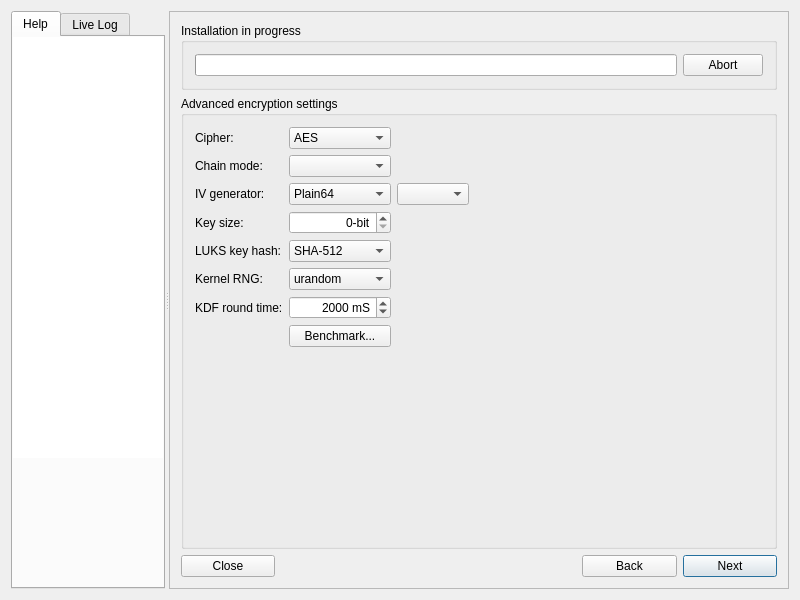
Before: the Qt Designer form meinstall.ui in gazelle-installer/gazelle-installer, drawn with Qt 5.
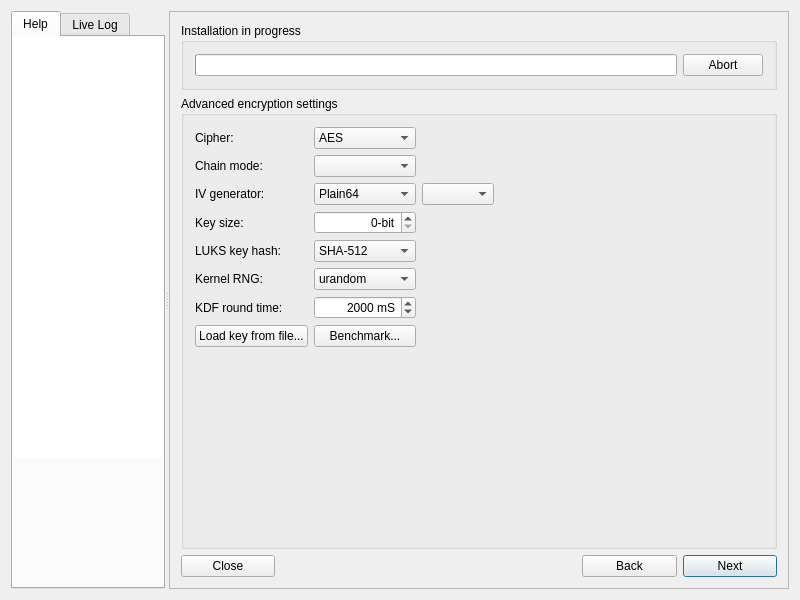
After: the same form once the commit is applied. The open tabs and pages were chosen to show the change. Icons and pictures are not drawn. Custom widgets are drawn as their Qt base class.

Commit message: Moved "Load key from file..." button to Advanced Encryption Settings.

Patch:
```diff
--- a/meinstall.ui
+++ b/meinstall.ui
@@ -750,13 +750,6 @@
                 </property>
                </widget>
               </item>
-              <item row="12" column="1">
-               <widget class="QPushButton" name="buttonLoadKey">
-                <property name="text">
-                 <string>Load key from file...</string>
-                </property>
-               </widget>
-              </item>
              </layout>
             </widget>
            </item>
@@ -863,89 +856,7 @@
               <string>Advanced encryption settings</string>
              </property>
              <layout class="QGridLayout" name="gridLayout_5">
-              <item row="6" column="1">
-               <widget class="QComboBox" name="comboFDEhash">
-                <property name="sizePolicy">
-                 <sizepolicy hsizetype="Minimum" vsizetype="Preferred">
-                  <horstretch>0</horstretch>
-                  <verstretch>0</verstretch>
-                 </sizepolicy>
-                </property>
-                <property name="toolTip">
-                 <string/>
-                </property>
-                <item>
-                 <property name="text">
-                  <string>SHA-512</string>
-                 </property>
-                </item>
-                <item>
-                 <property name="text">
-                  <string>SHA-256</string>
-                 </property>
-                </item>
-                <item>
-                 <property name="text">
-                  <string>Whirlpool</string>
-                 </property>
-                </item>
-                <item>
-                 <property name="text">
-                  <string>SHA-1</string>
-                 </property>
-                </item>
-                <item>
-                 <property name="text">
-                  <string>RIPEMD-160</string>
-                 </property>
-                </item>
-               </widget>
-              </item>
-              <item row="5" column="1">
-               <widget class="QSpinBox" name="spinFDEkeysize">
-                <property name="sizePolicy">
-                 <sizepolicy hsizetype="Minimum" vsizetype="Fixed">
-                  <horstretch>0</horstretch>
-                  <verstretch>0</verstretch>
-                 </sizepolicy>
-                </property>
-                <property name="alignment">
-                 <set>Qt::AlignRight|Qt::AlignTrailing|Qt::AlignVCenter</set>
-                </property>
-                <property name="suffix">
-                 <string>-bit</string>
-                </property>
-               </widget>
-              </item>
-              <item row="22" column="1">
-               <widget class="QSpinBox" name="spinFDEroundtime">
-                <property name="sizePolicy">
-                 <sizepolicy hsizetype="Minimum" vsizetype="Preferred">
-                  <horstretch>0</horstretch>
-                  <verstretch>0</verstretch>
-                 </sizepolicy>
-                </property>
-                <property name="toolTip">
-                 <string/>
-                </property>
-                <property name="alignment">
-                 <set>Qt::AlignRight|Qt::AlignTrailing|Qt::AlignVCenter</set>
-                </property>
-                <property name="suffix">
-                 <string> mS</string>
-                </property>
-                <property name="maximum">
-                 <number>999999999</number>
-                </property>
-                <property name="singleStep">
-                 <number>1000</number>
-                </property>
-                <property name="value">
-                 <number>2000</number>
-                </property>
-               </widget>
-              </item>
-              <item row="6" column="0">
+              <item row="4" column="0">
                <widget class="QLabel" name="labelFDEhash">
                 <property name="sizePolicy">
                  <sizepolicy hsizetype="Minimum" vsizetype="Preferred">
@@ -958,69 +869,57 @@
                 </property>
                </widget>
               </item>
+              <item row="3" column="2">
+               <widget class="QSpinBox" name="spinFDEkeysize">
+                <property name="sizePolicy">
+                 <sizepolicy hsizetype="Minimum" vsizetype="Fixed">
+                  <horstretch>0</horstretch>
+                  <verstretch>0</verstretch>
+                 </sizepolicy>
+                </property>
+                <property name="alignment">
+                 <set>Qt::AlignRight|Qt::AlignTrailing|Qt::AlignVCenter</set>
+                </property>
+                <property name="suffix">
+                 <string>-bit</string>
+                </property>
+               </widget>
+              </item>
+              <item row="2" column="3">
+               <widget class="QComboBox" name="comboFDEivhash">
+                <property name="enabled">
+                 <bool>true</bool>
+                </property>
+                <property name="sizePolicy">
+                 <sizepolicy hsizetype="Minimum" vsizetype="Preferred">
+                  <horstretch>0</horstretch>
+                  <verstretch>0</verstretch>
+                 </sizepolicy>
+                </property>
+               </widget>
+              </item>
               <item row="5" column="0">
-               <widget class="QLabel" name="labelFDEkeysize">
-                <property name="sizePolicy">
-                 <sizepolicy hsizetype="Minimum" vsizetype="Preferred">
-                  <horstretch>0</horstretch>
-                  <verstretch>0</verstretch>
-                 </sizepolicy>
-                </property>
+               <widget class="QLabel" name="labelFDErandom">
                 <property name="text">
-                 <string>Key size:</string>
+                 <string>Kernel RNG:</string>
                 </property>
                </widget>
               </item>
-              <item row="25" column="0">
-               <spacer name="verticalSpacer_6">
-                <property name="orientation">
-                 <enum>Qt::Vertical</enum>
-                </property>
-                <property name="sizeHint" stdset="0">
-                 <size>
-                  <width>0</width>
-                  <height>0</height>
-                 </size>
-                </property>
-               </spacer>
-              </item>
-              <item row="22" column="0">
-               <widget class="QLabel" name="labelFDEroundtime">
-                <property name="sizePolicy">
-                 <sizepolicy hsizetype="Minimum" vsizetype="Preferred">
-                  <horstretch>0</horstretch>
-                  <verstretch>0</verstretch>
-                 </sizepolicy>
-                </property>
-                <property name="text">
-                 <string>KDF round time:</string>
-                </property>
+              <item row="5" column="2">
+               <widget class="QComboBox" name="comboFDErandom">
+                <item>
+                 <property name="text">
+                  <string>urandom</string>
+                 </property>
+                </item>
+                <item>
+                 <property name="text">
+                  <string>random</string>
+                 </property>
+                </item>
                </widget>
               </item>
-              <item row="3" column="1">
-               <widget class="QComboBox" name="comboFDEchain">
-                <property name="sizePolicy">
-                 <sizepolicy hsizetype="Minimum" vsizetype="Preferred">
-                  <horstretch>0</horstretch>
-                  <verstretch>0</verstretch>
-                 </sizepolicy>
-                </property>
-               </widget>
-              </item>
-              <item row="2" column="0">
-               <widget class="QLabel" name="labelFDEcipher">
-                <property name="sizePolicy">
-                 <sizepolicy hsizetype="Minimum" vsizetype="Preferred">
-                  <horstretch>0</horstretch>
-                  <verstretch>0</verstretch>
-                 </sizepolicy>
-                </property>
-                <property name="text">
-                 <string>Cipher:</string>
-                </property>
-               </widget>
-              </item>
-              <item row="2" column="1">
+              <item row="0" column="2">
                <widget class="QComboBox" name="comboFDEcipher">
                 <property name="sizePolicy">
                  <sizepolicy hsizetype="Minimum" vsizetype="Preferred">
@@ -1061,7 +960,17 @@
                 </item>
                </widget>
               </item>
-              <item row="24" column="1">
+              <item row="1" column="2">
+               <widget class="QComboBox" name="comboFDEchain">
+                <property name="sizePolicy">
+                 <sizepolicy hsizetype="Minimum" vsizetype="Preferred">
+                  <horstretch>0</horstretch>
+                  <verstretch>0</verstretch>
+                 </sizepolicy>
+                </property>
+               </widget>
+              </item>
+              <item row="7" column="2">
                <widget class="QPushButton" name="buttonBenchmarkFDE">
                 <property name="sizePolicy">
                  <sizepolicy hsizetype="Minimum" vsizetype="Preferred">
@@ -1077,20 +986,59 @@
                 </property>
                </widget>
               </item>
-              <item row="4" column="2">
-               <widget class="QComboBox" name="comboFDEivhash">
-                <property name="enabled">
-                 <bool>true</bool>
+              <item row="3" column="0">
+               <widget class="QLabel" name="labelFDEkeysize">
+                <property name="sizePolicy">
+                 <sizepolicy hsizetype="Minimum" vsizetype="Preferred">
+                  <horstretch>0</horstretch>
+                  <verstretch>0</verstretch>
+                 </sizepolicy>
                 </property>
+                <property name="text">
+                 <string>Key size:</string>
+                </property>
+               </widget>
+              </item>
+              <item row="2" column="0">
+               <widget class="QLabel" name="labelFDEivgen">
                 <property name="sizePolicy">
                  <sizepolicy hsizetype="Minimum" vsizetype="Preferred">
                   <horstretch>0</horstretch>
                   <verstretch>0</verstretch>
                  </sizepolicy>
                 </property>
+                <property name="text">
+                 <string>IV generator:</string>
+                </property>
                </widget>
               </item>
-              <item row="4" column="1">
+              <item row="8" column="0">
+               <spacer name="verticalSpacer_6">
+                <property name="orientation">
+                 <enum>Qt::Vertical</enum>
+                </property>
+                <property name="sizeHint" stdset="0">
+                 <size>
+                  <width>0</width>
+                  <height>0</height>
+                 </size>
+                </property>
+               </spacer>
+              </item>
+              <item row="1" column="0">
+               <widget class="QLabel" name="labelFDEchain">
+                <property name="sizePolicy">
+                 <sizepolicy hsizetype="Minimum" vsizetype="Preferred">
+                  <horstretch>0</horstretch>
+                  <verstretch>0</verstretch>
+                 </sizepolicy>
+                </property>
+                <property name="text">
+                 <string>Chain mode:</string>
+                </property>
+               </widget>
+              </item>
+              <item row="2" column="2">
                <widget class="QComboBox" name="comboFDEivgen">
                 <property name="sizePolicy">
                  <sizepolicy hsizetype="Minimum" vsizetype="Preferred">
@@ -1128,8 +1076,15 @@
                 </item>
                </widget>
               </item>
-              <item row="4" column="0">
-               <widget class="QLabel" name="labelFDEivgen">
+              <item row="7" column="0" colspan="2">
+               <widget class="QPushButton" name="buttonLoadKey">
+                <property name="text">
+                 <string>Load key from file...</string>
+                </property>
+               </widget>
+              </item>
+              <item row="0" column="0">
+               <widget class="QLabel" name="labelFDEcipher">
                 <property name="sizePolicy">
                  <sizepolicy hsizetype="Minimum" vsizetype="Preferred">
                   <horstretch>0</horstretch>
@@ -1137,12 +1092,12 @@
                  </sizepolicy>
                 </property>
                 <property name="text">
-                 <string>IV generator:</string>
+                 <string>Cipher:</string>
                 </property>
                </widget>
               </item>
-              <item row="3" column="0">
-               <widget class="QLabel" name="labelFDEchain">
+              <item row="6" column="0">
+               <widget class="QLabel" name="labelFDEroundtime">
                 <property name="sizePolicy">
                  <sizepolicy hsizetype="Minimum" vsizetype="Preferred">
                   <horstretch>0</horstretch>
@@ -1150,11 +1105,11 @@
                  </sizepolicy>
                 </property>
                 <property name="text">
-                 <string>Chain mode:</string>
+                 <string>KDF round time:</string>
                 </property>
                </widget>
               </item>
-              <item row="4" column="3">
+              <item row="2" column="4">
                <spacer name="horizontalSpacer_4">
                 <property name="orientation">
                  <enum>Qt::Horizontal</enum>
@@ -1167,25 +1122,70 @@
                 </property>
                </spacer>
               </item>
-              <item row="21" column="0">
-               <widget class="QLabel" name="labelFDErandom">
-                <property name="text">
-                 <string>Kernel RNG:</string>
+              <item row="4" column="2">
+               <widget class="QComboBox" name="comboFDEhash">
+                <property name="sizePolicy">
+                 <sizepolicy hsizetype="Minimum" vsizetype="Preferred">
+                  <horstretch>0</horstretch>
+                  <verstretch>0</verstretch>
+                 </sizepolicy>
                 </property>
+                <property name="toolTip">
+                 <string/>
+                </property>
+                <item>
+                 <property name="text">
+                  <string>SHA-512</string>
+                 </property>
+                </item>
+                <item>
+                 <property name="text">
+                  <string>SHA-256</string>
+                 </property>
+                </item>
+                <item>
+                 <property name="text">
+                  <string>Whirlpool</string>
+                 </property>
+                </item>
+                <item>
+                 <property name="text">
+                  <string>SHA-1</string>
+                 </property>
+                </item>
+                <item>
+                 <property name="text">
+                  <string>RIPEMD-160</string>
+                 </property>
+                </item>
                </widget>
               </item>
-              <item row="21" column="1">
-               <widget class="QComboBox" name="comboFDErandom">
-                <item>
-                 <property name="text">
-                  <string>urandom</string>
-                 </property>
-                </item>
-                <item>
-                 <property name="text">
-                  <string>random</string>
-                 </property>
-                </item>
+              <item row="6" column="2">
+               <widget class="QSpinBox" name="spinFDEroundtime">
+                <property name="sizePolicy">
+                 <sizepolicy hsizetype="Minimum" vsizetype="Preferred">
+                  <horstretch>0</horstretch>
+                  <verstretch>0</verstretch>
+                 </sizepolicy>
+                </property>
+                <property name="toolTip">
+                 <string/>
+                </property>
+                <property name="alignment">
+                 <set>Qt::AlignRight|Qt::AlignTrailing|Qt::AlignVCenter</set>
+                </property>
+                <property name="suffix">
+                 <string> mS</string>
+                </property>
+                <property name="maximum">
+                 <number>999999999</number>
+                </property>
+                <property name="singleStep">
+                 <number>1000</number>
+                </property>
+                <property name="value">
+                 <number>2000</number>
+                </property>
                </widget>
               </item>
              </layout>
```
Left out of the diff: 13 changed lines with no effect on the pictures.
